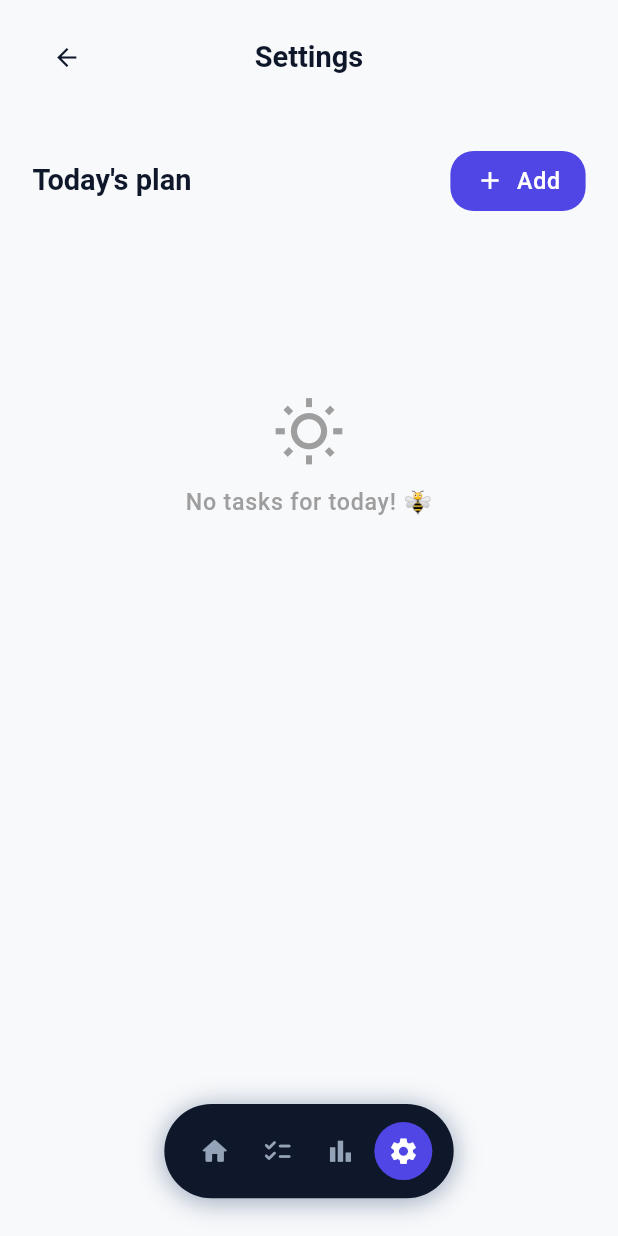
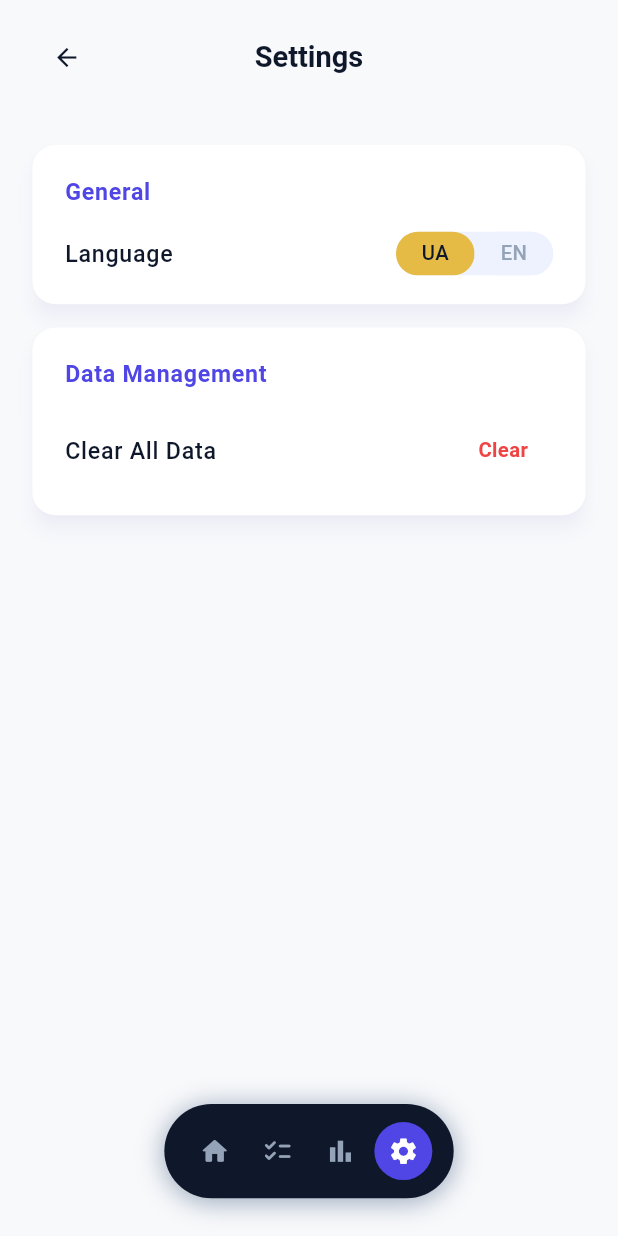
Before and after one commit to jjuulliiaas/PlanBee, a Flutter app: the SettingsScreen screen opened by its route, on a phone screen of 412 x 824 dp. Run offline on Flutter 3.47's test engine with Material 3 defaults, Android fonts, the phone set to English and light mode, and no system bars; our stand-ins replace fl_chart, flutter_screenutil, sleek_circular_slider, sqflite, table_calendar; accounts and stored records are empty; Roboto replaces fonts that are missing (Manrope).

Commit message:
Add settings screen and elements

```diff
--- /dev/null
+++ b/lib/blocks/settings/provider.dart
@@ -0,0 +1,20 @@
+import 'package:flutter/material.dart';
+import 'package:planbee/blocks/settings/repository.dart';
+
+class SettingsProvider extends ChangeNotifier {
+  final SettingsRepository _repository = SettingsRepository();
+  String _language = 'UA';
+
+  String get language => _language;
+
+  Future<void> updateLanguage(String lang) async {
+    _language = lang;
+    await _repository.saveLanguage(lang);
+    notifyListeners();
+  }
+
+  Future<void> resetAllData() async {
+    await _repository.clearDatabase();
+    notifyListeners();
+  }
+}
--- /dev/null
+++ b/lib/blocks/settings/repository.dart
@@ -0,0 +1,12 @@
+class SettingsRepository {
+  // Імітація збереження мови
+  Future<void> saveLanguage(String lang) async {
+    // await prefs.setString('language', lang);
+  }
+
+  // Очищення всіх даних із TaskProvider або локальної БД
+  Future<void> clearDatabase() async {
+    // Логіка видалення файлів БД або очищення Hive/Sqflite
+    await Future.delayed(const Duration(milliseconds: 500));
+  }
+}
--- /dev/null
+++ b/lib/core/theme/dialog_helper.dart
@@ -0,0 +1,33 @@
+import 'package:flutter/cupertino.dart';
+
+class DialogsHelper {
+  /// Approve of all data deleting
+  static Future<void> showClearDataDialog({
+    required BuildContext context,
+    required VoidCallback onConfirm,
+  }) async {
+    return showCupertinoDialog(
+      context: context,
+      builder: (context) => CupertinoAlertDialog(
+        title: const Text('Clear All Data?'),
+        content: const Text(
+          'This action is permanent. All your honey tasks will be deleted.',
+        ),
+        actions: [
+          CupertinoDialogAction(
+            child: const Text('Cancel'),
+            onPressed: () => Navigator.pop(context),
+          ),
+          CupertinoDialogAction(
+            isDestructiveAction: true,
+            onPressed: () {
+              onConfirm();
+              Navigator.pop(context);
+            },
+            child: const Text('Clear'),
+          ),
+        ],
+      ),
+    );
+  }
+}
--- a/lib/main.dart
+++ b/lib/main.dart
@@ -1,6 +1,7 @@
 import 'package:flutter/material.dart';
 import 'package:flutter_screenutil/flutter_screenutil.dart';
 import 'package:planbee/blocks/all_tasks/provider.dart';
+import 'package:planbee/blocks/settings/provider.dart';
 import 'package:planbee/blocks/statistics/provider.dart';
 import 'package:planbee/core/theme/app_theme.dart';
 import 'package:planbee/routes.dart';
@@ -24,6 +25,7 @@ class PlanBee extends StatelessWidget {
           ChangeNotifierProvider(create: (_) => CategoryProvider()),
           ChangeNotifierProvider(create: (_) => TaskProvider()),
           ChangeNotifierProvider(create: (_) => TimerProvider()),
+          ChangeNotifierProvider(create: (_) => SettingsProvider()),
           ChangeNotifierProvider(
             create: (context) => AllTasksProvider(
               context.read<TaskProvider>(),
--- /dev/null
+++ b/lib/screens/settings/body.dart
@@ -0,0 +1,73 @@
+import 'package:flutter/material.dart';
+import 'package:flutter_screenutil/flutter_screenutil.dart';
+import 'package:planbee/screens/settings/settings_card.dart';
+import 'package:provider/provider.dart';
+import 'package:planbee/core/theme/colors_extension.dart';
+import 'package:planbee/core/utils/app_padding.dart';
+import '../../blocks/settings/provider.dart';
+import 'controller.dart';
+import 'language_switcher.dart';
+
+class SettingsBody extends StatelessWidget {
+  const SettingsBody({super.key});
+
+  @override
+  Widget build(BuildContext context) {
+    final theme = Theme.of(context);
+    final settingsProvider = context.watch<SettingsProvider>();
+    final customColors = theme.extension<AppColorsExtension>();
+
+    final controller = SettingsController(context, settingsProvider);
+
+    return Scaffold(
+      body: SafeArea(
+        child: SingleChildScrollView(
+          padding: AppPadding.screen(context).copyWith(bottom: 100.h),
+          child: Column(
+            crossAxisAlignment: CrossAxisAlignment.start,
+            children: [
+
+              // General
+              SettingsCard(
+                title: 'General',
+                child: Row(
+                  mainAxisAlignment: MainAxisAlignment.spaceBetween,
+                  children: [
+                    Text('Language', style: theme.textTheme.bodyLarge),
+                    LanguageSwitcher(
+                      currentLang: settingsProvider.language,
+                      onChanged: controller.onLanguageChanged,
+                      customColors: customColors!,
+                    ),
+                  ],
+                ),
+              ),
+              SizedBox(height: 16.h),
+
+              // Data Management
+              SettingsCard(
+                title: 'Data Management',
+                child: Row(
+                  mainAxisAlignment: MainAxisAlignment.spaceBetween,
+                  children: [
+                    Text('Clear All Data', style: theme.textTheme.bodyLarge),
+                    TextButton(
+                      onPressed: controller.onClearDataPressed,
+                      child: Text(
+                        'Clear',
+                        style: theme.textTheme.bodyMedium?.copyWith(
+                          color: theme.colorScheme.error,
+                          fontWeight: FontWeight.bold,
+                        ),
+                      ),
+                    ),
+                  ],
+                ),
+              ),
+            ],
+          ),
+        ),
+      ),
+    );
+  }
+}
--- /dev/null
+++ b/lib/screens/settings/controller.dart
@@ -0,0 +1,29 @@
+import 'package:flutter/material.dart';
+
+import '../../blocks/settings/provider.dart';
+import '../../core/theme/dialog_helper.dart';
+
+class SettingsController {
+  final BuildContext context;
+  final SettingsProvider provider;
+
+  SettingsController(this.context, this.provider);
+
+  void onLanguageChanged(String lang) {
+    provider.updateLanguage(lang);
+  }
+
+  void onClearDataPressed() {
+    DialogsHelper.showClearDataDialog(
+      context: context,
+      onConfirm: () async {
+        await provider.resetAllData();
+        if (context.mounted) {
+          ScaffoldMessenger.of(context).showSnackBar(
+            const SnackBar(content: Text('All data cleared 🐝')),
+          );
+        }
+      },
+    );
+  }
+}
--- /dev/null
+++ b/lib/screens/settings/language_switcher.dart
@@ -0,0 +1,59 @@
+import 'package:flutter/material.dart';
+import 'package:flutter_screenutil/flutter_screenutil.dart';
+
+import '../../core/theme/app_theme.dart';
+import '../../core/theme/colors_extension.dart';
+
+class LanguageSwitcher extends StatelessWidget {
+  final String currentLang;
+  final Function(String) onChanged;
+  final AppColorsExtension customColors;
+
+  const LanguageSwitcher({
+    super.key,
+    required this.currentLang,
+    required this.onChanged,
+    required this.customColors,
+  });
+
+  @override
+  Widget build(BuildContext context) {
+    final theme = Theme.of(context);
+    return Container(
+      width: 100.w,
+      height: 30.h,
+      decoration: BoxDecoration(
+        color: theme.colorScheme.primaryContainer,
+        borderRadius: BorderRadius.circular(AppTheme.radiusLarge),
+      ),
+      child: Row(
+        children: [
+          _buildTab('UA', theme),
+          _buildTab('EN', theme),
+        ],
+      ),
+    );
+  }
+
+  Widget _buildTab(String label, ThemeData theme) {
+    final isSelected = currentLang == label;
+    return Expanded(
+      child: GestureDetector(
+        onTap: () => onChanged(label),
+        child: Container(
+          alignment: Alignment.center,
+          decoration: BoxDecoration(
+            color: isSelected ? customColors.yellow : theme.colorScheme.primaryContainer,
+            borderRadius: BorderRadius.circular(AppTheme.radiusLarge),
+          ),
+          child: Text(
+            label,
+            style: theme.textTheme.bodyMedium?.copyWith(
+              color: isSelected ? theme.colorScheme.onSecondaryContainer : theme.colorScheme.outline,
+            ),
+          ),
+        ),
+      ),
+    );
+  }
+}
--- a/lib/screens/settings/screen.dart
+++ b/lib/screens/settings/screen.dart
@@ -1,6 +1,7 @@
 import 'package:flutter/material.dart';
-import 'package:planbee/screens/home/body.dart';
 import 'package:planbee/widgets/bottom_bar.dart';
+
+import 'body.dart';
 
 class SettingsScreen extends StatelessWidget {
   const SettingsScreen({super.key});
@@ -17,7 +18,7 @@ class SettingsScreen extends StatelessWidget {
       ),
         body: Stack(
             children: [
-              HomeBody(),
+              const SettingsBody(),
               const CustomBottomBar(currentIndex: 3)
             ]
         )
--- /dev/null
+++ b/lib/screens/settings/settings_card.dart
@@ -0,0 +1,35 @@
+import 'package:flutter/material.dart';
+import 'package:flutter_screenutil/flutter_screenutil.dart';
+
+import '../../core/utils/app_padding.dart';
+
+class SettingsCard extends StatelessWidget {
+  final String title;
+  final Widget child;
+
+  const SettingsCard({super.key, required this.title, required this.child});
+
+  @override
+  Widget build(BuildContext context) {
+    final theme = Theme.of(context);
+    return Card(
+      child: Padding(
+        padding: AppPadding.screen(context),
+        child: Column(
+          crossAxisAlignment: CrossAxisAlignment.start,
+          children: [
+            Text(
+              title,
+              style: theme.textTheme.bodyLarge?.copyWith(
+                color: theme.colorScheme.primary,
+                fontWeight: FontWeight.bold,
+              ),
+            ),
+            SizedBox(height: 16.h),
+            child,
+          ],
+        ),
+      ),
+    );
+  }
+}
```
